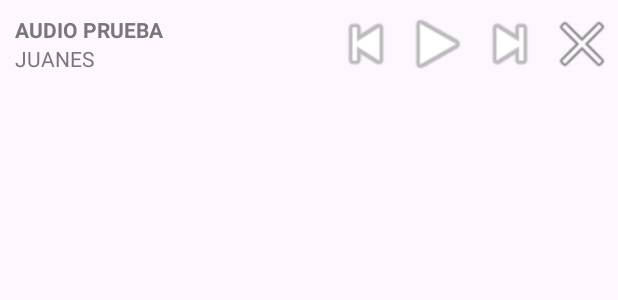
After one commit to jPiconDev/CNTGSYM, an Android app: the layout controles_reproductor.xml on its own in the app's theme, with its tools: preview values and no code run, on a phone screen of 412 x 824 dp. The commit adds this screen. Shown: the top 300 px of the screen. Run offline under Robolectric (Android 15) with nearby library versions, the phone set to English and light mode, and no system bars.

Commit message:
PlayService 1/2

```diff
--- a/app/src/main/AndroidManifest.xml
+++ b/app/src/main/AndroidManifest.xml
@@ -81,6 +81,11 @@
             android:exported="true"
             android:foregroundServiceType="mediaPlayback"/>
 
+        <receiver android:name=".servicio.PlayService$NotificationCloseButtonHandler" />
+        <receiver android:name=".servicio.PlayService$NotificationPlayButtonHandler" />
+        <receiver android:name=".servicio.PlayService$NotificationPrevButtonHandler" />
+        <receiver android:name=".servicio.PlayService$NotificationSkipButtonHandler" />
+
         <activity
             android:name=".servicio.PlayActivity"
             android:exported="false" />
--- /dev/null
+++ b/app/src/main/res/layout/controles_reproductor.xml
@@ -0,0 +1,79 @@
+<?xml version="1.0" encoding="utf-8"?>
+<RelativeLayout
+    xmlns:android="http://schemas.android.com/apk/res/android"
+    android:id="@+id/notification"
+    android:layout_width="match_parent"
+    android:layout_height="wrap_content"
+    android:gravity="center"
+    android:orientation="horizontal">
+
+    <LinearLayout
+        android:layout_width="match_parent"
+        android:layout_height="wrap_content"
+        android:layout_alignParentStart="true"
+        android:layout_toStartOf="@+id/llPlayControls"
+        android:padding="10dp"
+        android:orientation="vertical" >
+
+        <TextView
+            android:textColor="#787878"
+            android:id="@+id/notification_text_title"
+            android:layout_width="match_parent"
+            android:layout_height="wrap_content"
+            android:singleLine="true"
+            android:text="AUDIO PRUEBA"
+            android:textStyle="bold"
+            android:ellipsize="end"
+            android:lines="1"
+            />
+
+        <TextView
+            android:textColor="#787878"
+            android:id="@+id/notification_text_artist"
+            android:layout_width="match_parent"
+            android:layout_height="wrap_content"
+            android:text="JUANES"
+            android:lines="1"
+            android:ellipsize="end"
+            android:singleLine="true"
+            />
+
+
+    </LinearLayout>
+
+    <LinearLayout
+        android:id="@+id/llPlayControls"
+        android:layout_alignParentRight="true"
+        android:layout_width="wrap_content"
+        android:layout_height="wrap_content"
+        android:layout_centerVertical="true"
+        android:orientation="horizontal">
+
+
+        <ImageView
+            android:id="@+id/notification_button_prev"
+            android:layout_width="48dp"
+            android:layout_height="48dp"
+            android:src="@android:drawable/ic_media_previous"
+            />
+        <ImageView
+            android:id="@+id/notification_button_play"
+            android:layout_width="48dp"
+            android:layout_height="48dp"
+            android:src="@android:drawable/ic_media_play" />
+
+        <ImageView
+            android:id="@+id/notification_button_skip"
+            android:layout_width="48dp"
+            android:layout_height="48dp"
+            android:src="@android:drawable/ic_media_next"
+            />
+        <ImageView
+            android:id="@+id/notification_button_close"
+            android:layout_width="48dp"
+            android:layout_height="48dp"
+            android:src="@android:drawable/ic_menu_close_clear_cancel"
+            />
+    </LinearLayout>
+
+</RelativeLayout>
```
Also changed, not shown: app/src/main/java/edu/cas/cntgsym/servicio/PlayActivity.kt (+17 -1 lines), app/src/main/java/edu/cas/cntgsym/servicio/PlayService.kt (+99 -1 lines), 1 other file.
